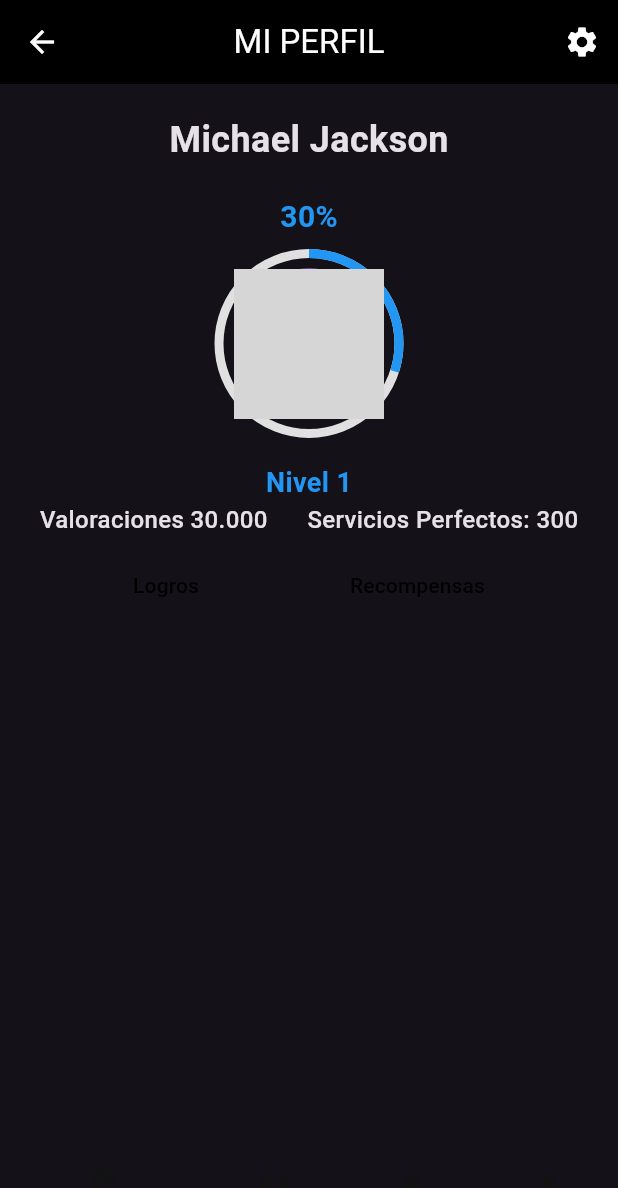
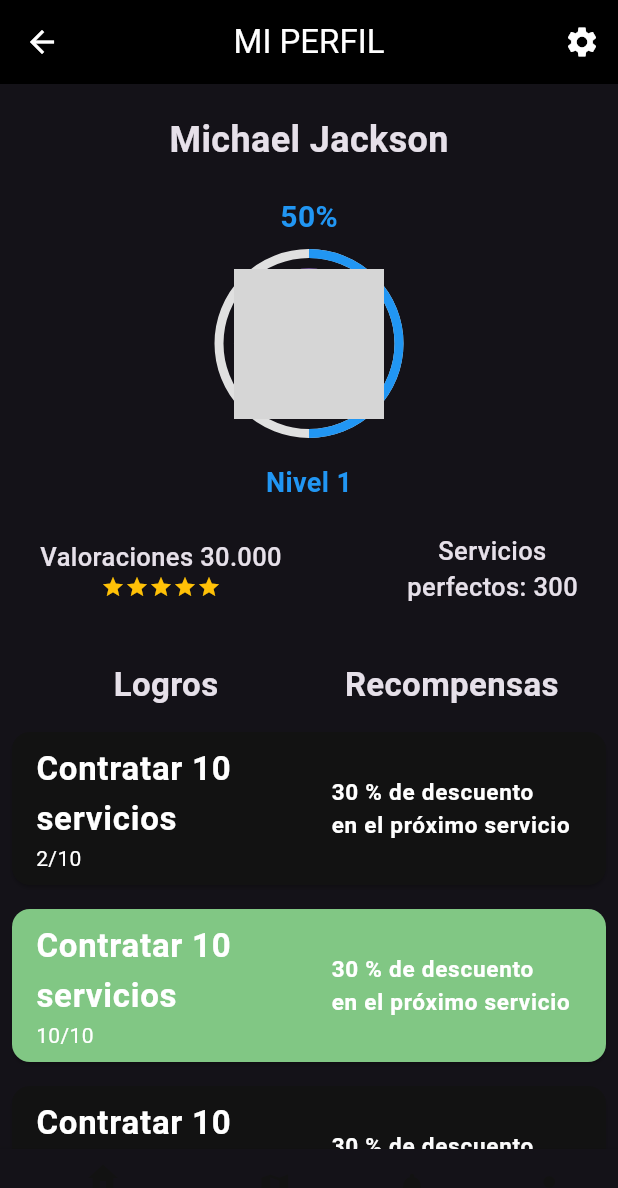
Before and after one commit to amsteradri/Nearvice, a Flutter app: the SegundaPantalla screen opened directly, on a phone screen of 412 x 824 dp. Shown: the top 1188 px of the screen. Run offline on Flutter 3.47's test engine with Material 3 defaults, Android fonts, the phone set to English and light mode, and no system bars; our stand-ins replace flutter_svg; grey boxes are pictures that could not be loaded.

Commit message:
added missions and rewords in profile page + scroll  list

```diff
--- a/lib/profile_page.dart
+++ b/lib/profile_page.dart
@@ -1,18 +1,17 @@
 import 'package:flutter/material.dart';
-import 'package:flutter_svg/flutter_svg.dart';
 
 class SegundaPantalla extends StatelessWidget {
   const SegundaPantalla({Key? key}) : super(key: key);
 
   @override
   Widget build(BuildContext context) {
-    double progressPercent = 0.3; // El progreso del usuario en porcentaje (30%)
+    double progressPercent = 0.5; // El progreso del usuario en porcentaje (50%)
 
     return Scaffold(
       appBar: AppBar(
         title: const Text('MI PERFIL'),
         centerTitle: true,
-        backgroundColor: Colors.black, // Fondo negro para la AppBar
+        backgroundColor: Colors.black,
         actions: [
           IconButton(
             icon: const Icon(Icons.settings),
@@ -22,14 +21,13 @@ class SegundaPantalla extends StatelessWidget {
           ),
         ],
       ),
-      body: SingleChildScrollView(
-        child: Column(
+      body: Column(
         mainAxisAlignment: MainAxisAlignment.center,
         children: [
           const SizedBox(height: 20),
           Text(
             'Michael Jackson',
-              style: TextStyle(
+            style: const TextStyle(
               fontSize: 24,
               fontWeight: FontWeight.bold,
             ),
@@ -37,7 +35,7 @@ class SegundaPantalla extends StatelessWidget {
           const SizedBox(height: 20),
           Text(
             '${(progressPercent * 100).toInt()}%',
-              style: TextStyle(
+            style: const TextStyle(
               fontSize: 20,
               fontWeight: FontWeight.bold,
               color: Colors.blue,
@@ -57,14 +55,14 @@ class SegundaPantalla extends StatelessWidget {
                   strokeWidth: 6,
                 ),
               ),
-                CircleAvatar(
+              const CircleAvatar(
                 radius: 50,
                 backgroundImage: AssetImage('assets/images/profile_pic.jpg'),
               ),
             ],
           ),
           const SizedBox(height: 20),
-            Text(
+          const Text(
             'Nivel 1',
             style: TextStyle(
               fontSize: 18,
@@ -72,6 +70,7 @@ class SegundaPantalla extends StatelessWidget {
               color: Colors.blue,
             ),
           ),
+          const SizedBox(height: 20),
           Row(
             mainAxisAlignment: MainAxisAlignment.spaceEvenly,
             children: [
@@ -79,40 +78,119 @@ class SegundaPantalla extends StatelessWidget {
                 children: [
                   Text(
                     'Valoraciones 30.000',
-                      style: TextStyle(fontSize: 16, fontWeight: FontWeight.w500),
+                    style: TextStyle(fontSize: 17, fontWeight: FontWeight.w500),
                   ),
-                    // Aquí puedes añadir tu widget de estrellas o cualquier otra representación
+                  Row(
+                    mainAxisSize: MainAxisSize.min, // Esto asegura que la fila solo sea tan ancha como sus hijos
+                    children: List.generate(5, (index) {
+                      return Icon(
+                        Icons.star,
+                        color: Colors.amber, // Color amarillo para las estrellas, típicamente usado para valoraciones
+                        size: 16, // Tamaño de las estrellas
+                      );
+                    }),
+                  ),
+                  // Continúa con más widgets si es necesario
                 ],
               ),
+              SizedBox(width: 30),
               Column(
                 children: [
                   Text(
-                      'Servicios Perfectos: 300',
-                      style: TextStyle(fontSize: 16, fontWeight: FontWeight.w500),
+                    'Servicios \nperfectos: 300',
+                    style: TextStyle(fontSize: 17, fontWeight: FontWeight.w500),
+                    textAlign: TextAlign.center,
                   ),
                 ],
               ),
             ],
           ),
-            const SizedBox(height: 8),
-            Row(
+          const SizedBox(height: 30),
+          Padding(
+            padding: const EdgeInsets.symmetric(horizontal: 16.0, vertical: 8.0),
+            child: Row(
               mainAxisAlignment: MainAxisAlignment.spaceEvenly,
-              children: [
-                TextButton(
-                  onPressed: () {},
-                  child: Text('Logros'),
+              children: const [
+                Expanded(
+                  child: Text(
+                    'Logros',
+                    style: TextStyle(fontWeight: FontWeight.bold, fontSize: 22),
+                    textAlign: TextAlign.center,
                   ),
-                TextButton(
-                  onPressed: () {},
-                  child: Text('Recompensas'),
+                ),
+                VerticalDivider(width: 1),
+                Expanded(
+                  child: Text(
+                    'Recompensas',
+                    style: TextStyle(fontWeight: FontWeight.bold, fontSize: 22),
+                    textAlign: TextAlign.center,
+                  ),
                 ),
               ],
             ),
-            // Aquí continuarías con el resto de la interfaz de la pantalla de perfil...
+          ),
+          Expanded(
+            // Esta sección se hará desplazable
+            child: ListView(
+              children: [
+
+                // ... Lista de logros y recompensas desplazable ...
+                Card(
+                  margin: const EdgeInsets.all(8.0),
+                  child: const ListTile(
+                    title: Text('Contratar 10 servicios', style: TextStyle(fontWeight: FontWeight.bold, fontSize: 22)),
+                    subtitle: Text('2/10'),
+                    trailing: Text('30 % de descuento \nen el próximo servicio', style: TextStyle(fontWeight: FontWeight.bold, fontSize: 15)),
+                  ),
+                ),
+                Card(
+                  color: Colors.green[300], // Resalta el logro alcanzado
+                  margin: const EdgeInsets.all(8.0),
+                  child: const ListTile(
+                    title: Text('Contratar 10 servicios', style: TextStyle(fontWeight: FontWeight.bold, fontSize: 22)),
+                    subtitle: Text('10/10'),
+                    trailing: Text('30 % de descuento \nen el próximo servicio', style: TextStyle(fontWeight: FontWeight.bold, fontSize: 15)),
+                  ),
+                ),
+                Card(
+                  margin: const EdgeInsets.all(8.0),
+                  child: const ListTile(
+                    title: Text('Contratar 10 servicios', style: TextStyle(fontWeight: FontWeight.bold, fontSize: 22)),
+                    subtitle: Text('2/10'),
+                    trailing: Text('30 % de descuento \nen el próximo servicio', style: TextStyle(fontWeight: FontWeight.bold, fontSize: 15)),
+                  ),
+                ),
+                Card(
+                  margin: const EdgeInsets.all(8.0),
+                  child: const ListTile(
+                    title: Text('Contratar 10 servicios', style: TextStyle(fontWeight: FontWeight.bold, fontSize: 22)),
+                    subtitle: Text('2/10'),
+                    trailing: Text('30 % de descuento \nen el próximo servicio', style: TextStyle(fontWeight: FontWeight.bold, fontSize: 15)),
+                  ),
+                ),
+                Card(
+                  margin: const EdgeInsets.all(8.0),
+                  child: const ListTile(
+                    title: Text('Contratar 10 servicios', style: TextStyle(fontWeight: FontWeight.bold, fontSize: 22)),
+                    subtitle: Text('2/10'),
+                    trailing: Text('30 % de descuento \nen el próximo servicio', style: TextStyle(fontWeight: FontWeight.bold, fontSize: 15)),
+                  ),
+                ),
+                Card(
+                  margin: const EdgeInsets.all(8.0),
+                  child: const ListTile(
+                    title: Text('Contratar 10 servicios', style: TextStyle(fontWeight: FontWeight.bold, fontSize: 22)),
+                    subtitle: Text('2/10'),
+                    trailing: Text('30 % de descuento \nen el próximo servicio', style: TextStyle(fontWeight: FontWeight.bold, fontSize: 15)),
+                  ),
+                ),
+                // Puedes continuar agregando más `Card` widgets según sea necesario
               ],
             ),
           ),
-      bottomNavigationBar: BottomNavigationBar(
+        ],
+      ),
+      bottomNavigationBar:  BottomNavigationBar(
         items: <BottomNavigationBarItem>[
           BottomNavigationBarItem(
             icon: Icon(Icons.home),
```
Lines whose indentation alone changed are shown as unchanged.
